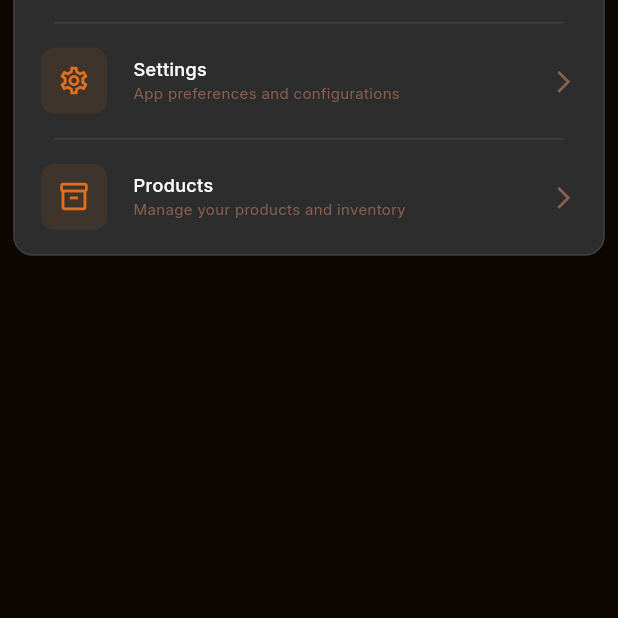
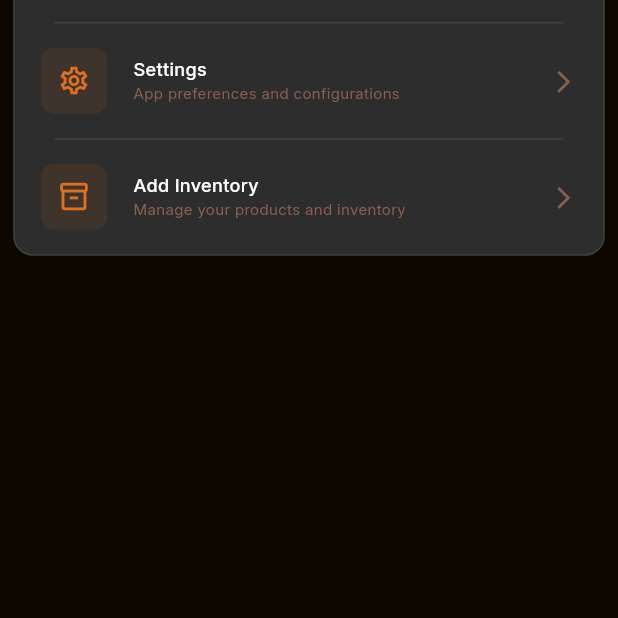
Before and after one commit to eisenheim07/live-comm, a Flutter app: the AccountScreen screen opened directly, on a phone screen of 412 x 824 dp, the part 618-1236 px from its top. Run offline on Flutter 3.47's test engine with Material 3 defaults, Android fonts, the phone set to English and light mode, and no system bars; our stand-ins replace equatable, flutter_bloc, shared_preferences; accounts and stored records are empty.

Commit message:
implement user-product-screens

```diff
--- a/lib/screens/account_screen.dart
+++ b/lib/screens/account_screen.dart
@@ -1,4 +1,5 @@
 import 'package:flutter/material.dart';
+import 'package:livecomm/screens/add_inventory.dart';
 import '../utils/app_colors.dart';
 import '../utils/size_utils.dart';
 import '../utils/app_text_styles.dart';
@@ -132,7 +133,7 @@
               _buildMenuItem(
                 context: context,
                 icon: Icons.inventory_2_outlined,
-                title: 'Products',
+                title: 'Add Inventory',
                 subtitle: 'Manage your products and inventory',
                 onTap: () => _navigateToProducts(context),
                 showDivider: false,
@@ -222,7 +223,6 @@
   }
 
   void _navigateToProducts(BuildContext context) {
-    // TODO: Navigate to Products screen
-    ScaffoldMessenger.of(context).showSnackBar(SnackBar(content: Text('Products screen will be implemented'), backgroundColor: AppColors.primary));
+    Navigator.push(context, MaterialPageRoute(builder: (context) => AddProducts()));
   }
 }
```
Also changed, not shown: lib/screens/add_inventory.dart (added, +21 -0 lines).
